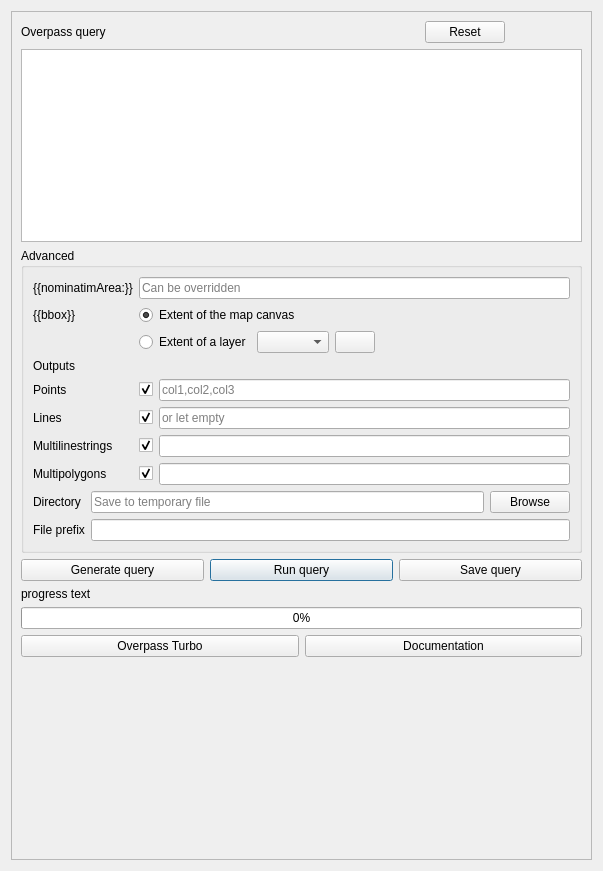
The window that ui/query.ui (3liz/QuickOSM) describes before a commit, drawn with Qt 5.
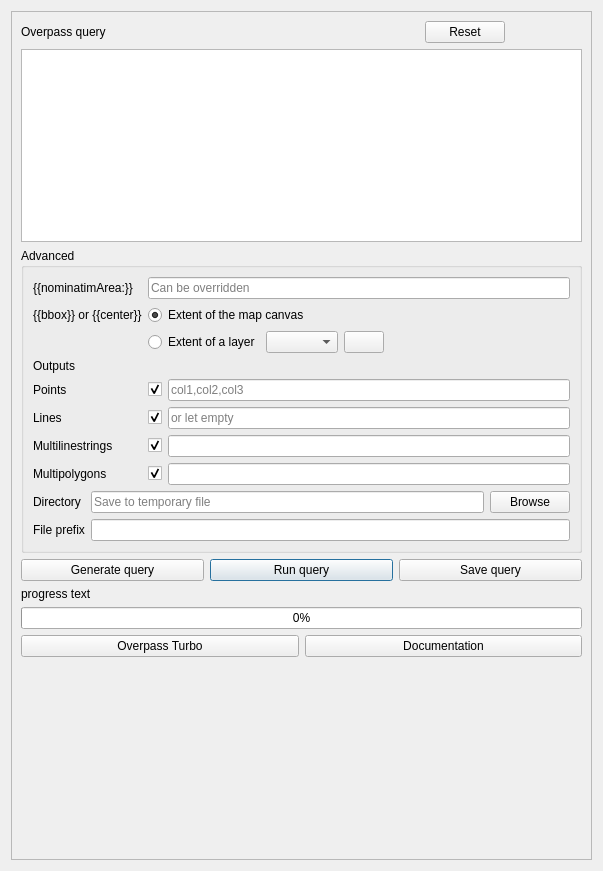
The same window after the commit. Icons and pictures are not drawn. Custom widgets are drawn as their Qt base class.

Commit message: add {{center}} in query dialog #4 #46

The edit to the form file:
```diff
--- a/ui/query.ui
+++ b/ui/query.ui
@@ -101,7 +101,7 @@
             <item row="2" column="0">
              <widget class="QLabel" name="label_5">
               <property name="text">
-               <string>{{bbox}}</string>
+               <string>{{bbox}} or {{center}}</string>
               </property>
              </widget>
             </item>
```
Left out of the diff: 2 changed lines with no effect on the pictures. The commit also changes 2 other files.
